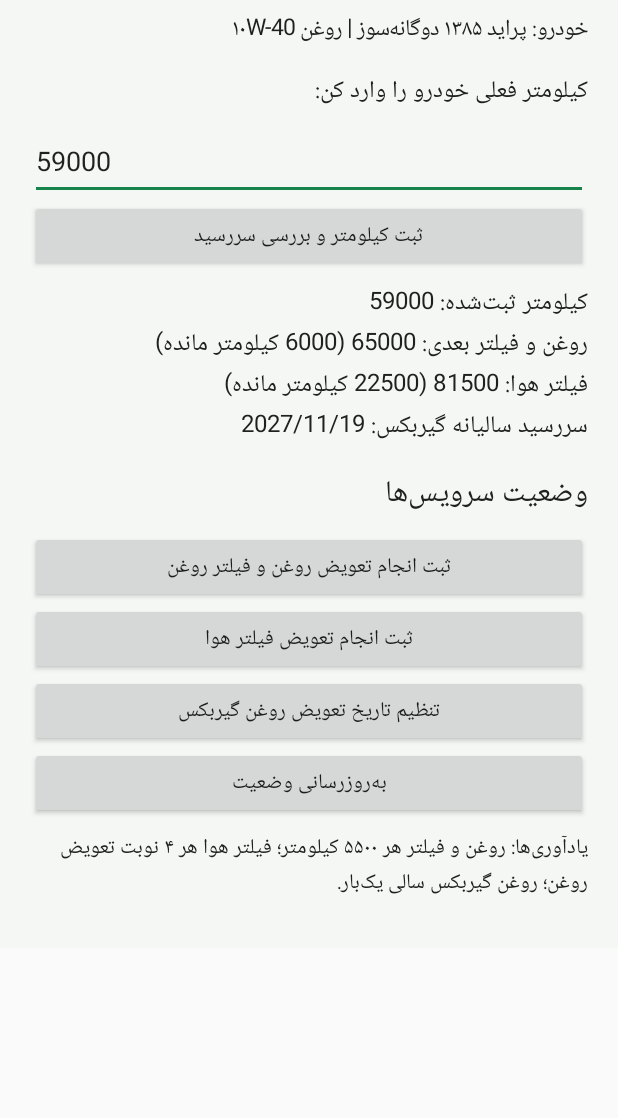
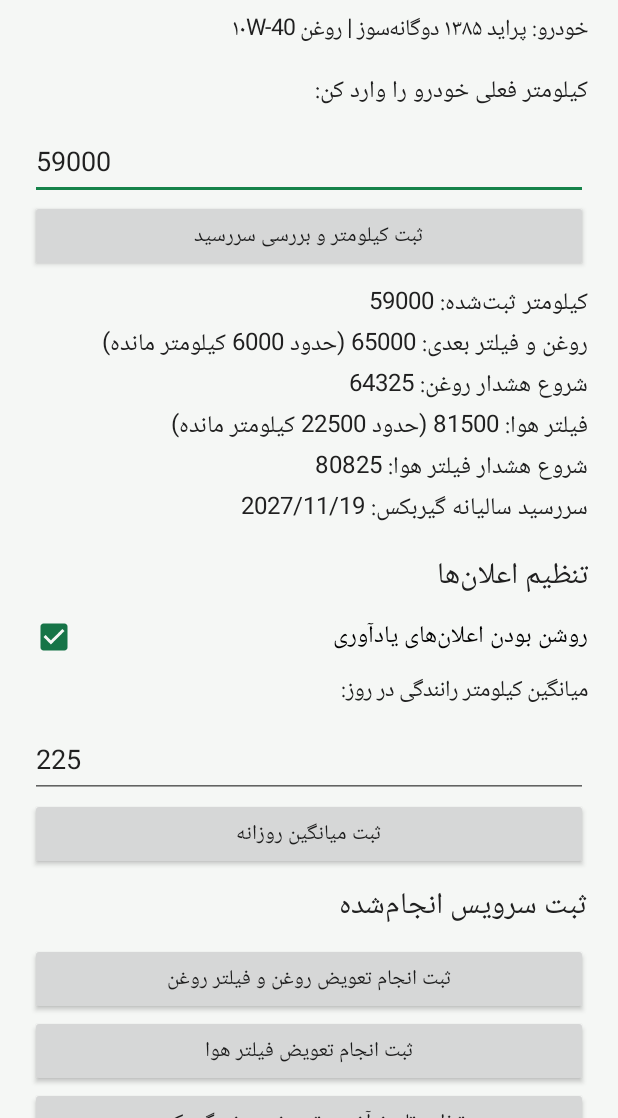
Before and after one commit to masoudrostami250-del/Bbc, an Android app: the screen it shows after launch (MainActivity), after a tap on "ثبت کیلومتر و بررسی سررسید", on a phone screen of 412 x 824 dp, the part 118-1236 px from its top. Run offline under Robolectric (Android 15) with nearby library versions, the phone set to English and light mode, and no system bars.

Commit message:
Add configurable three-day mileage reminders and notification toggle

```diff
--- a/OilReminder/app/src/main/java/ir/masoud/oilreminder/MainActivity.java
+++ b/OilReminder/app/src/main/java/ir/masoud/oilreminder/MainActivity.java
@@ -12,31 +12,162 @@ import java.util.*;
 
 public class MainActivity extends Activity {
     static final String PREF="car_service";
-    EditText odoInput; TextView status; android.content.SharedPreferences p;
+    EditText odoInput, averageInput;
+    TextView status;
+    SharedPreferences p;
+    CheckBox notifications;
     int dp(float x){return (int)(x*getResources().getDisplayMetrics().density+0.5f);}
     TextView text(String s,int size){TextView t=new TextView(this);t.setText(s);t.setTextSize(size);t.setTextColor(0xff202020);t.setPadding(0,dp(7),0,dp(7));return t;}
     Button button(String s){Button b=new Button(this);b.setText(s);return b;}
-    @Override public void onCreate(Bundle b){super.onCreate(b);p=getSharedPreferences(PREF,0);ReminderReceiver.createChannel(this);requestNotif();
-        if(!p.contains("next_oil")){p.edit().putInt("current_odo",59000).putInt("next_oil",65000).putInt("next_air",81500).putInt("oil_count",0).putLong("gear_date",System.currentTimeMillis()).apply();}
+
+    @Override public void onCreate(Bundle b){
+        super.onCreate(b);
+        p=getSharedPreferences(PREF,0);
+        ReminderReceiver.createChannel(this);
+        requestNotif();
+        if(!p.contains("next_oil")){
+            p.edit().putInt("current_odo",59000).putInt("next_oil",65000)
+                .putInt("next_air",81500).putInt("oil_count",0)
+                .putLong("gear_date",System.currentTimeMillis())
+                .putInt("average_daily_km",225).putBoolean("notifications_enabled",true).apply();
+        }
+        if(!p.contains("average_daily_km"))p.edit().putInt("average_daily_km",225).apply();
+        if(!p.contains("notifications_enabled"))p.edit().putBoolean("notifications_enabled",true).apply();
         scheduleAnnual(this);
-        ScrollView scroll=new ScrollView(this);LinearLayout root=new LinearLayout(this);root.setOrientation(1);root.setPadding(dp(20),dp(22),dp(20),dp(24));root.setLayoutDirection(View.LAYOUT_DIRECTION_RTL);root.setBackgroundColor(0xfff5f7f5);scroll.addView(root);
+
+        ScrollView scroll=new ScrollView(this);
+        LinearLayout root=new LinearLayout(this);
+        root.setOrientation(1);root.setPadding(dp(20),dp(22),dp(20),dp(24));
+        root.setLayoutDirection(View.LAYOUT_DIRECTION_RTL);root.setBackgroundColor(0xfff5f7f5);scroll.addView(root);
+
         TextView title=text("تعویض روغن ۱۰و۴۰",25);title.setTypeface(null,Typeface.BOLD);title.setTextColor(0xff145c38);root.addView(title);
-        root.addView(text("خودرو: پراید ۱۳۸۵ دوگانه‌سوز | روغن ۱۰W-40",15));root.addView(text("کیلومتر فعلی خودرو را وارد کن:",16));
-        odoInput=new EditText(this);odoInput.setSingleLine(true);odoInput.setInputType(2);odoInput.setText(String.valueOf(p.getInt("current_odo",59000)));odoInput.setHint("مثلاً ۶۵۰۰۰");root.addView(odoInput);
+        root.addView(text("خودرو: پراید ۱۳۸۵ دوگانه‌سوز | روغن ۱۰W-40",15));
+        root.addView(text("کیلومتر فعلی خودرو را وارد کن:",16));
+        odoInput=new EditText(this);odoInput.setSingleLine(true);odoInput.setInputType(2);
+        odoInput.setText(String.valueOf(p.getInt("current_odo",59000)));odoInput.setHint("مثلاً ۶۵۰۰۰");root.addView(odoInput);
         Button update=button("ثبت کیلومتر و بررسی سررسید");root.addView(update);update.setOnClickListener(v->saveOdo());
-        status=text("",16);root.addView(status);root.addView(text("وضعیت سرویس‌ها",20));
+        status=text("",16);root.addView(status);
+        root.addView(text("تنظیم اعلان‌ها",20));
+        notifications=new CheckBox(this);notifications.setText("روشن بودن اعلان‌های یادآوری");
+        notifications.setTextSize(16);notifications.setButtonTintList(android.content.res.ColorStateList.valueOf(0xff167447));
+        notifications.setChecked(p.getBoolean("notifications_enabled",true));root.addView(notifications);
+        notifications.setOnCheckedChangeListener((v,checked)->{
+            p.edit().putBoolean("notifications_enabled",checked).apply();
+            if(checked){requestNotif();scheduleAnnual(this);checkMileageAlerts();}
+            else cancelAnnual(this);
+            Toast.makeText(this,checked?"اعلان‌ها روشن شد":"اعلان‌ها خاموش شد",Toast.LENGTH_SHORT).show();
+        });
+        root.addView(text("میانگین کیلومتر رانندگی در روز:",15));
+        averageInput=new EditText(this);averageInput.setSingleLine(true);averageInput.setInputType(2);
+        averageInput.setText(String.valueOf(p.getInt("average_daily_km",225)));
+        averageInput.setHint("مثلاً ۲۲۵");root.addView(averageInput);
+        Button saveAverage=button("ثبت میانگین روزانه");root.addView(saveAverage);
+        saveAverage.setOnClickListener(v->saveAverage());
+
+        root.addView(text("ثبت سرویس انجام‌شده",20));
         Button oil=button("ثبت انجام تعویض روغن و فیلتر روغن");root.addView(oil);oil.setOnClickListener(v->markOil());
-        Button air=button("ثبت انجام تعویض فیلتر هوا");root.addView(air);air.setOnClickListener(v->{int next=p.getInt("next_air",81500),now=p.getInt("current_odo",59000);p.edit().putInt("next_air",Math.max(next,now)+22000).apply();refresh();Toast.makeText(this,"تعویض فیلتر هوا ثبت شد",Toast.LENGTH_SHORT).show();});
-        Button gear=button("تنظیم تاریخ تعویض روغن گیربکس");root.addView(gear);gear.setOnClickListener(v->chooseGearDate());
+        Button air=button("ثبت انجام تعویض فیلتر هوا");root.addView(air);
+        air.setOnClickListener(v->{
+            int next=p.getInt("next_air",81500),now=p.getInt("current_odo",59000);
+            int newDue=Math.max(next,now)+22000;
+            p.edit().putInt("next_air",newDue).putInt("alerted_air_due",0).apply();
+            refresh();Toast.makeText(this,"تعویض فیلتر هوا ثبت شد",Toast.LENGTH_SHORT).show();
+        });
+        Button gear=button("تنظیم تاریخ آخرین تعویض روغن گیربکس");root.addView(gear);gear.setOnClickListener(v->chooseGearDate());
         Button refresh=button("به‌روزرسانی وضعیت");root.addView(refresh);refresh.setOnClickListener(v->refresh());
-        root.addView(text("یادآوری‌ها: روغن و فیلتر هر ۵۵۰۰ کیلومتر؛ فیلتر هوا هر ۴ نوبت تعویض روغن؛ روغن گیربکس سالی یک‌بار.",14));
+        root.addView(text("هشدار روغن و فیلترها بر اساس میانگین کیلومتر روزانه، حدود ۳ روز پیش از موعد محاسبه می‌شود. برای به‌روز ماندن هشدارها، کیلومتر فعلی را مرتب ثبت کن.",14));
+        root.addView(text("روغن و فیلتر روغن هر ۵۵۰۰ کیلومتر؛ فیلتر هوا هر ۴ نوبت تعویض روغن؛ روغن گیربکس سالی یک‌بار.",14));
         setContentView(scroll);refresh();
     }
-    void requestNotif(){if(Build.VERSION.SDK_INT>=33&&checkSelfPermission("android.permission.POST_NOTIFICATIONS")!=PackageManager.PERMISSION_GRANTED)requestPermissions(new String[]{"android.permission.POST_NOTIFICATIONS"},9);}
-    void saveOdo(){try{int n=Integer.parseInt(odoInput.getText().toString().replaceAll("[^0-9]",""));if(n<0)throw new Exception();p.edit().putInt("current_odo",n).apply();refresh();if(n>=p.getInt("next_oil",65000))notifyNow(this,10,"موعد تعویض روغن","روغن ۱۰W-40 و فیلتر روغن سررسید شده است.");if(n>=p.getInt("next_air",81500))notifyNow(this,11,"موعد فیلتر هوا","فیلتر هوا سررسید شده است.");}catch(Exception e){Toast.makeText(this,"عدد کیلومتر را درست وارد کن",Toast.LENGTH_SHORT).show();}}
-    void markOil(){int now=p.getInt("current_odo",59000),count=p.getInt("oil_count",0)+1,next=now+5500,air=p.getInt("next_air",81500);if(count%4==0)air=now;p.edit().putInt("oil_count",count).putInt("next_oil",next).putInt("next_air",air).apply();refresh();Toast.makeText(this,"تعویض ثبت شد؛ سررسید بعدی "+next,Toast.LENGTH_LONG).show();}
-    void refresh(){if(status==null)return;int now=p.getInt("current_odo",59000),oil=p.getInt("next_oil",65000),air=p.getInt("next_air",81500);long gd=p.getLong("gear_date",System.currentTimeMillis());Calendar c=Calendar.getInstance();c.setTimeInMillis(gd);c.add(Calendar.YEAR,1);String date=new SimpleDateFormat("yyyy/MM/dd",Locale.getDefault()).format(c.getTime());status.setText("کیلومتر ثبت‌شده: "+now+"\nروغن و فیلتر بعدی: "+oil+" ("+(oil-now)+" کیلومتر مانده)\nفیلتر هوا: "+air+" ("+(air-now)+" کیلومتر مانده)\nسررسید سالیانه گیربکس: "+date);}
-    void chooseGearDate(){Calendar c=Calendar.getInstance();new DatePickerDialog(this,(v,y,m,d)->{Calendar x=Calendar.getInstance();x.set(y,m,d,9,0,0);p.edit().putLong("gear_date",x.getTimeInMillis()).apply();scheduleAnnual(this);refresh();},c.get(Calendar.YEAR),c.get(Calendar.MONTH),c.get(Calendar.DAY_OF_MONTH)).show();}
-    static void notifyNow(Context c,int id,String title,String body){Intent i=new Intent(c,ReminderReceiver.class);i.putExtra("id",id);i.putExtra("title",title);i.putExtra("body",body);c.sendBroadcast(i);}
-    static void scheduleAnnual(Context c){android.content.SharedPreferences p=c.getSharedPreferences(PREF,0);long first=p.getLong("gear_date",System.currentTimeMillis());Calendar due=Calendar.getInstance();due.setTimeInMillis(first);due.add(Calendar.YEAR,1);while(due.getTimeInMillis()<=System.currentTimeMillis())due.add(Calendar.YEAR,1);Intent i=new Intent(c,ReminderReceiver.class);i.putExtra("id",12);i.putExtra("title","یادآوری روغن گیربکس");i.putExtra("body","یک سال از تاریخ ثبت‌شده گذشته؛ روغن گیربکس را بررسی کن.");PendingIntent pi=PendingIntent.getBroadcast(c,12,i,PendingIntent.FLAG_UPDATE_CURRENT|PendingIntent.FLAG_IMMUTABLE);AlarmManager am=(AlarmManager)c.getSystemService(ALARM_SERVICE);if(am!=null)if(Build.VERSION.SDK_INT>=23)am.setAndAllowWhileIdle(AlarmManager.RTC_WAKEUP,due.getTimeInMillis(),pi);else am.set(AlarmManager.RTC_WAKEUP,due.getTimeInMillis(),pi);}
+
+    void requestNotif(){
+        if(Build.VERSION.SDK_INT>=33&&checkSelfPermission("android.permission.POST_NOTIFICATIONS")!=PackageManager.PERMISSION_GRANTED)
+            requestPermissions(new String[]{"android.permission.POST_NOTIFICATIONS"},9);
+    }
+    void saveAverage(){
+        try{
+            int n=Integer.parseInt(averageInput.getText().toString().replaceAll("[^0-9]",""));
+            if(n<1||n>1000)throw new Exception();
+            p.edit().putInt("average_daily_km",n).apply();
+            checkMileageAlerts();refresh();
+            Toast.makeText(this,"میانگین روزانه ثبت شد",Toast.LENGTH_SHORT).show();
+        }catch(Exception e){Toast.makeText(this,"میانگین را بین ۱ تا ۱۰۰۰ وارد کن",Toast.LENGTH_SHORT).show();}
+    }
+    void saveOdo(){
+        try{
+            int n=Integer.parseInt(odoInput.getText().toString().replaceAll("[^0-9]",""));
+            if(n<0)throw new Exception();
+            p.edit().putInt("current_odo",n).apply();
+            checkMileageAlerts();refresh();
+        }catch(Exception e){Toast.makeText(this,"عدد کیلومتر را درست وارد کن",Toast.LENGTH_SHORT).show();}
+    }
+    void checkMileageAlerts(){
+        if(!p.getBoolean("notifications_enabled",true))return;
+        int now=p.getInt("current_odo",59000);
+        int lead=p.getInt("average_daily_km",225)*3;
+        int oil=p.getInt("next_oil",65000);
+        int air=p.getInt("next_air",81500);
+        if(now>=oil-lead && p.getInt("alerted_oil_due",0)!=oil){
+            notifyNow(this,10,"نزدیک شدن موعد تعویض روغن","حدود ۳ روز تا تعویض روغن ۱۰W-40 و فیلتر روغن باقی مانده است. کیلومتر موعد: "+oil);
+            p.edit().putInt("alerted_oil_due",oil).apply();
+        }
+        if(now>=air-lead && p.getInt("alerted_air_due",0)!=air){
+            notifyNow(this,11,"نزدیک شدن موعد فیلتر هوا","حدود ۳ روز تا موعد تعویض فیلتر هوا باقی مانده است. کیلومتر موعد: "+air);
+            p.edit().putInt("alerted_air_due",air).apply();
+        }
+    }
+    void markOil(){
+        int now=p.getInt("current_odo",59000),count=p.getInt("oil_count",0)+1;
+        int next=now+5500,air=p.getInt("next_air",81500);
+        if(count%4==0)air=now;
+        p.edit().putInt("oil_count",count).putInt("next_oil",next).putInt("next_air",air)
+            .putInt("alerted_oil_due",0).apply();
+        refresh();checkMileageAlerts();
+        Toast.makeText(this,"تعویض ثبت شد؛ سررسید بعدی "+next,Toast.LENGTH_LONG).show();
+    }
+    void refresh(){
+        if(status==null)return;
+        int now=p.getInt("current_odo",59000),oil=p.getInt("next_oil",65000),air=p.getInt("next_air",81500);
+        int lead=p.getInt("average_daily_km",225)*3;
+        long gd=p.getLong("gear_date",System.currentTimeMillis());
+        Calendar c=Calendar.getInstance();c.setTimeInMillis(gd);c.add(Calendar.YEAR,1);
+        String date=new SimpleDateFormat("yyyy/MM/dd",Locale.getDefault()).format(c.getTime());
+        status.setText("کیلومتر ثبت‌شده: "+now+
+            "\nروغن و فیلتر بعدی: "+oil+" (حدود "+(oil-now)+" کیلومتر مانده)"+
+            "\nشروع هشدار روغن: "+(oil-lead)+
+            "\nفیلتر هوا: "+air+" (حدود "+(air-now)+" کیلومتر مانده)"+
+            "\nشروع هشدار فیلتر هوا: "+(air-lead)+
+            "\nسررسید سالیانه گیربکس: "+date);
+    }
+    void chooseGearDate(){
+        Calendar c=Calendar.getInstance();
+        new DatePickerDialog(this,(v,y,m,d)->{
+            Calendar x=Calendar.getInstance();x.set(y,m,d,9,0,0);
+            p.edit().putLong("gear_date",x.getTimeInMillis()).apply();
+            scheduleAnnual(this);refresh();
+        },c.get(Calendar.YEAR),c.get(Calendar.MONTH),c.get(Calendar.DAY_OF_MONTH)).show();
+    }
+    static void notifyNow(Context c,int id,String title,String body){
+        Intent i=new Intent(c,ReminderReceiver.class);i.putExtra("id",id);i.putExtra("title",title);i.putExtra("body",body);c.sendBroadcast(i);
+    }
+    static void cancelAnnual(Context c){
+        Intent i=new Intent(c,ReminderReceiver.class);
+        PendingIntent pi=PendingIntent.getBroadcast(c,12,i,PendingIntent.FLAG_UPDATE_CURRENT|PendingIntent.FLAG_IMMUTABLE);
+        AlarmManager am=(AlarmManager)c.getSystemService(ALARM_SERVICE);if(am!=null)am.cancel(pi);
+    }
+    static void scheduleAnnual(Context c){
+        SharedPreferences p=c.getSharedPreferences(PREF,0);
+        Intent i=new Intent(c,ReminderReceiver.class);
+        PendingIntent pi=PendingIntent.getBroadcast(c,12,i,PendingIntent.FLAG_UPDATE_CURRENT|PendingIntent.FLAG_IMMUTABLE);
+        AlarmManager am=(AlarmManager)c.getSystemService(ALARM_SERVICE);if(am==null)return;
+        if(!p.getBoolean("notifications_enabled",true)){am.cancel(pi);return;}
+        long first=p.getLong("gear_date",System.currentTimeMillis());
+        Calendar due=Calendar.getInstance();due.setTimeInMillis(first);due.add(Calendar.YEAR,1);
+        while(due.getTimeInMillis()<=System.currentTimeMillis())due.add(Calendar.YEAR,1);
+        i.putExtra("id",12);i.putExtra("title","یادآوری روغن گیربکس");
+        i.putExtra("body","یک سال از تاریخ ثبت‌شده گذشته؛ روغن گیربکس را بررسی کن.");
+        pi=PendingIntent.getBroadcast(c,12,i,PendingIntent.FLAG_UPDATE_CURRENT|PendingIntent.FLAG_IMMUTABLE);
+        if(Build.VERSION.SDK_INT>=23)am.setAndAllowWhileIdle(AlarmManager.RTC_WAKEUP,due.getTimeInMillis(),pi);
+        else am.set(AlarmManager.RTC_WAKEUP,due.getTimeInMillis(),pi);
+    }
 }
```
